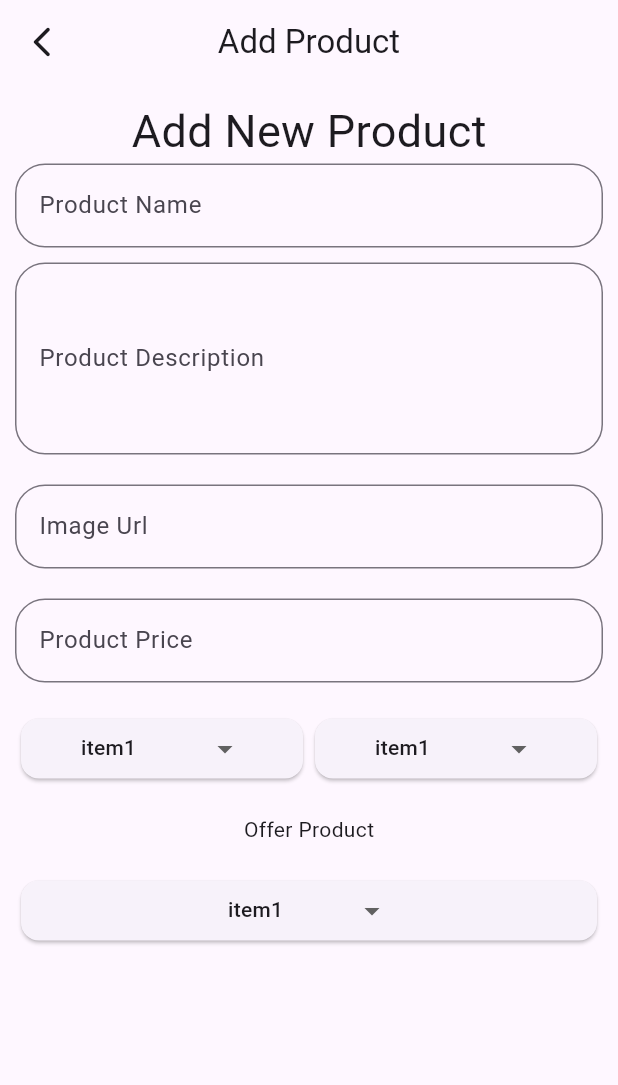
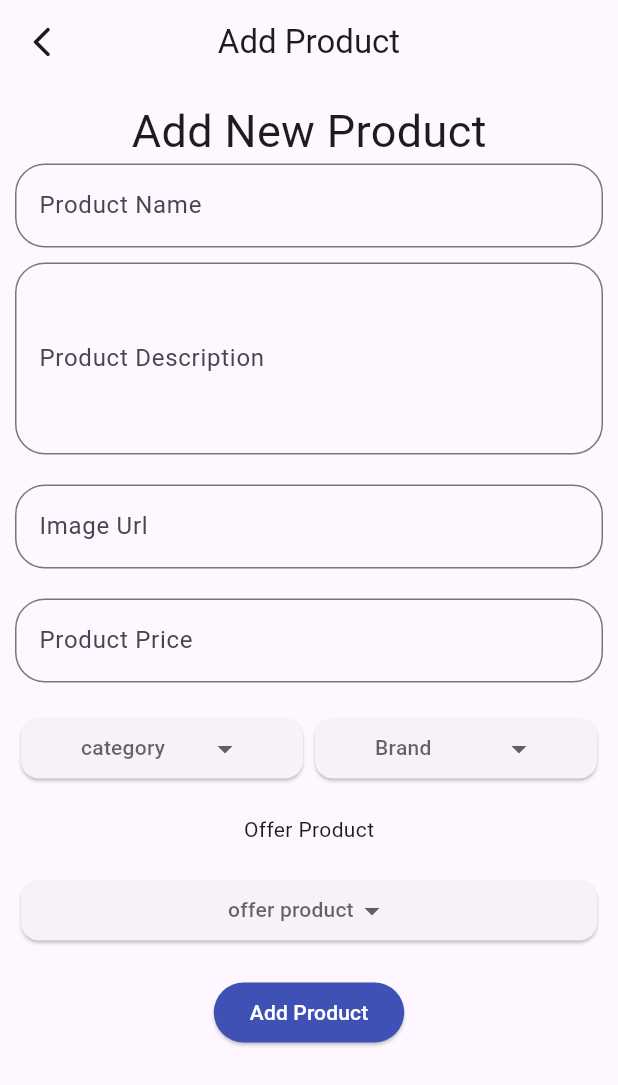
Before and after one commit to amalgopal/e-commerce-admin-app, a Flutter app: the screen it shows after launch, after a tap on the "add" icon, on a phone screen of 412 x 824 dp. Shown: the top 1085 px of the screen. Run offline on Flutter 3.47's test engine with Material 3 defaults, Android fonts, the phone set to English and light mode, and no system bars; drawn by our look-alikes of dropdown_button2; our stand-ins replace get.

Commit message:
admin Ui completed

```diff
--- a/lib/main.dart
+++ b/lib/main.dart
@@ -11,6 +11,7 @@ class MyApp extends StatelessWidget {
   @override
   Widget build(BuildContext context) {
     return GetMaterialApp(
+      debugShowCheckedModeBanner: false,
       home: PageHome(),
     );
   }
--- a/lib/pages/add_product_page.dart
+++ b/lib/pages/add_product_page.dart
@@ -59,17 +59,26 @@ class PageAddProduct extends StatelessWidget {
               ),
             ),
            const SizedBox(height: 20,),
-          const  Row(
+            Row(
             mainAxisAlignment: MainAxisAlignment.spaceAround,
               children: [
-                Flexible(child: DropDownBtn()),
-                Flexible(child: DropDownBtn()),
+                Flexible(child: DropDownBtn(item: ['cate1','cate2','cate3','cate4'],selecedtItemText: 'category', onselected: (selectedValue) {  },)),
+                Flexible(child: DropDownBtn(item: ['Brand1','Brand2','Brand3',], selecedtItemText: 'Brand', onselected: (selectedValue ) {  },)),
               ],
             ),
             const SizedBox(height: 20,),
             const Text('Offer Product'),
             const SizedBox(height: 20,),
-           const DropDownBtn()
+            DropDownBtn(item: ['true','false'],selecedtItemText: 'offer product',onselected: (selectedValue){
+              print(selectedValue);
+            },),
+            SizedBox(height: 20,),
+            ElevatedButton(
+              style: ElevatedButton.styleFrom(
+                backgroundColor: Colors.indigo,
+                foregroundColor: Colors.white
+              ),
+            onPressed: (){}, child: Text('Add Product'))
             ],
           ),
         ),
--- a/lib/pages/home_page.dart
+++ b/lib/pages/home_page.dart
@@ -9,15 +9,19 @@ class PageHome extends StatelessWidget {
   Widget build(BuildContext context) {
     return  Scaffold(
       appBar: AppBar(
-        title:const Text('Foodware Admin'),
+        backgroundColor: Colors.grey,
+        title:const Text('Foodware Admin',style: TextStyle(fontWeight: FontWeight.bold),),
         centerTitle: true,
       ),
       body: ListView.builder(itemCount: 10,
       itemBuilder: (context,index){
-        return ListTile(
-          title: Text('prodect name'),
-          subtitle:const Text('data'),
-          trailing: IconButton(onPressed: (){}, icon:const Icon(Icons.delete)),
+        return Card(
+          elevation: 10,
+          child: ListTile(
+            title: Text('prodect name'),
+            subtitle:const Text('data'),
+            trailing: IconButton(onPressed: (){}, icon:const Icon(Icons.delete,color: Colors.red,)),
+          ),
         );
       }),
       floatingActionButton: FloatingActionButton(onPressed: (){
--- a/lib/widgets/drop_down_btn.dart
+++ b/lib/widgets/drop_down_btn.dart
@@ -1,10 +1,11 @@
 import 'package:dropdown_button2/dropdown_button2.dart';
 import 'package:flutter/material.dart';
-
+String? selectedValue;
 class DropDownBtn extends StatelessWidget {
-  const DropDownBtn({
-    super.key,
-  });
+  final List<String> item;
+  final String selecedtItemText;
+  final Function(String?) onselected;
+  const DropDownBtn({  super.key, required this.item, required this.selecedtItemText, required this.onselected,});
 
   @override
   Widget build(BuildContext context) {
@@ -14,13 +15,13 @@ class DropDownBtn extends StatelessWidget {
               child: DropdownButton2<String>(
                 isExpanded: true,
                 hint: Text(
-                'Select Item',
+                selecedtItemText,
                 style: TextStyle(
                   fontSize: 14,
                   color: Theme.of(context).hintColor,
                 ),
                 ),
-                items: ['item1','item2','item3','item4']
+                items: item
                   .map((String item) => DropdownMenuItem<String>(
               value: item,
               child: Text(
@@ -31,9 +32,9 @@ class DropDownBtn extends StatelessWidget {
               ),
             ))
                   .toList(),
-                value: 'item1',
+                value: selectedValue,
                 onChanged: (String? value) {
-
+                 onselected(value);
                 },
                 buttonStyleData: const ButtonStyleData(
                 padding: EdgeInsets.symmetric(horizontal: 16),
```
